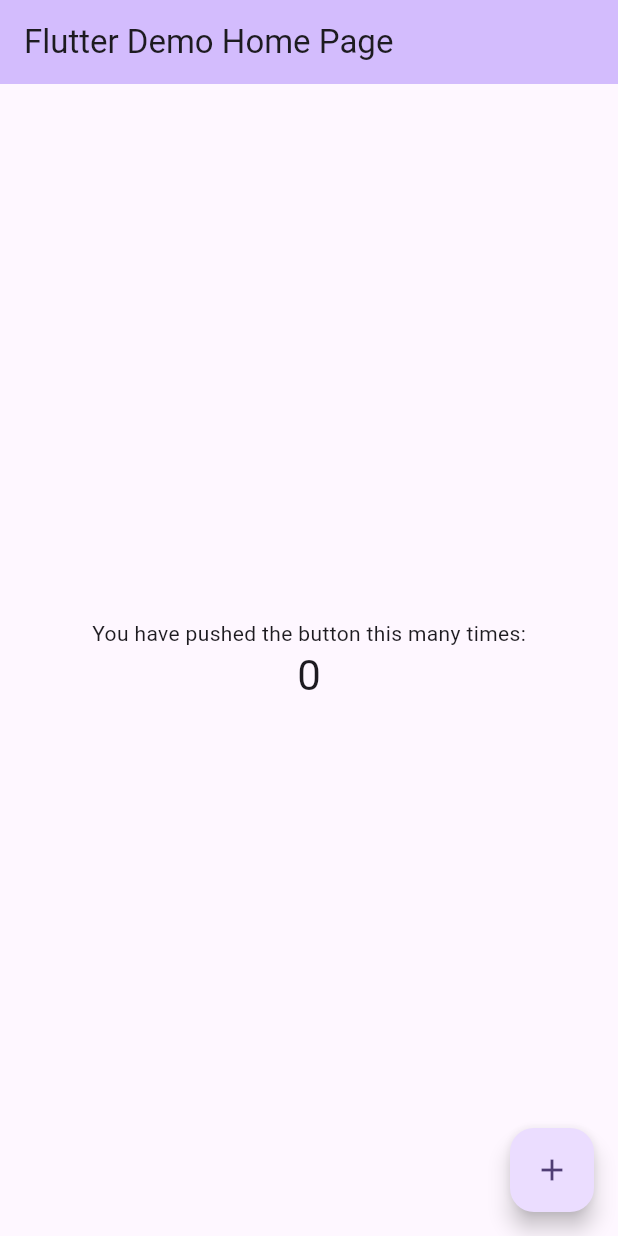
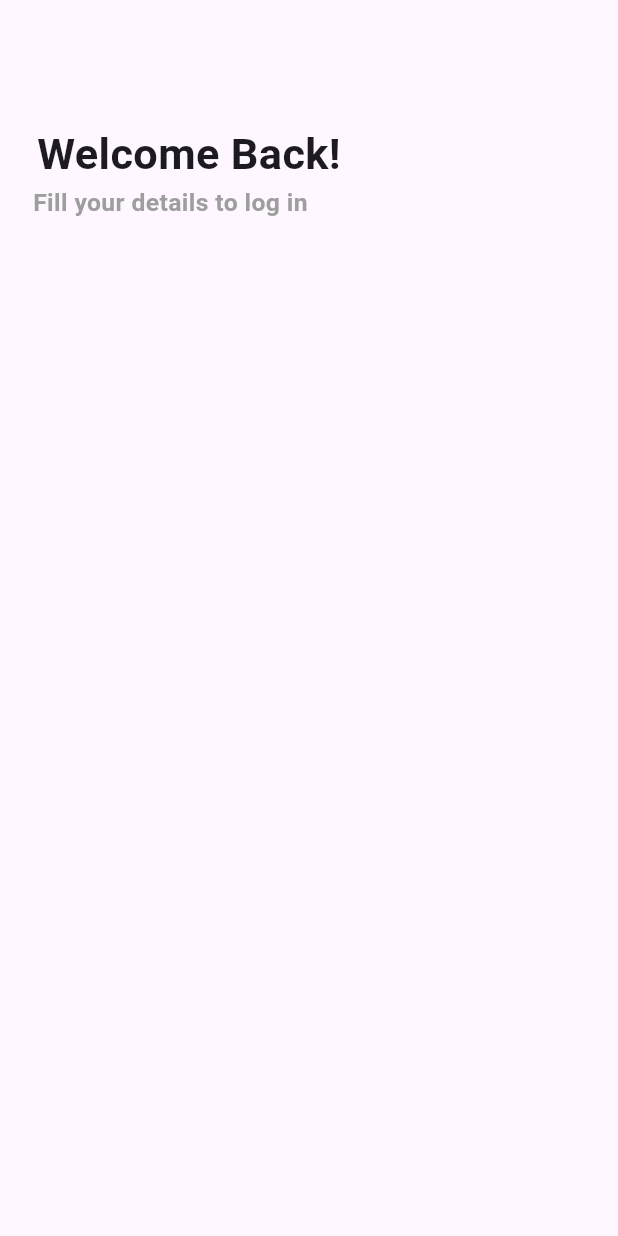
Before and after one commit to CAPJITESH/vega24_DartDash, a Flutter app: the screen it shows after launch, on a phone screen of 412 x 824 dp. Run offline on Flutter 3.47's test engine with Material 3 defaults, Android fonts, the light colour scheme and no system bars; our stand-ins replace firebase_core, firebase_messaging, flutter_local_notifications; accounts and stored records are empty.

Commit message:
Incomplete Login Screen

```diff
--- a/lib/main.dart
+++ b/lib/main.dart
@@ -1,3 +1,4 @@
+import 'package:dartdash/screens/auth/loginscreen.dart';
 import 'package:dartdash/services/notiservices.dart';
 import 'package:firebase_core/firebase_core.dart';
 import 'package:firebase_messaging/firebase_messaging.dart';
@@ -7,9 +8,6 @@
   WidgetsFlutterBinding.ensureInitialized();
   await Firebase.initializeApp();
   await NotiServices.localNotificationInit();
-  FirebaseMessaging.instance.getToken().then((value){
-
-  });
   await FirebaseMessaging.instance.setAutoInitEnabled(true);
   FirebaseMessaging.onMessage.listen((event) {
     NotiServices.showNotification(event);
@@ -24,116 +22,13 @@
   @override
   Widget build(BuildContext context) {
     return MaterialApp(
+      debugShowCheckedModeBanner: false,
       title: 'Flutter Demo',
       theme: ThemeData(
-        // This is the theme of your application.
-        //
-        // TRY THIS: Try running your application with "flutter run". You'll see
-        // the application has a purple toolbar. Then, without quitting the app,
-        // try changing the seedColor in the colorScheme below to Colors.green
-        // and then invoke "hot reload" (save your changes or press the "hot
-        // reload" button in a Flutter-supported IDE, or press "r" if you used
-        // the command line to start the app).
-        //
-        // Notice that the counter didn't reset back to zero; the application
-        // state is not lost during the reload. To reset the state, use hot
-        // restart instead.
-        //
-        // This works for code too, not just values: Most code changes can be
-        // tested with just a hot reload.
         colorScheme: ColorScheme.fromSeed(seedColor: Colors.deepPurple),
         useMaterial3: true,
       ),
-      home: const MyHomePage(title: 'Flutter Demo Home Page'),
+      home: LoginScreen(),
     );
   }
 }
-
-class MyHomePage extends StatefulWidget {
-  const MyHomePage({super.key, required this.title});
-
-  // This widget is the home page of your application. It is stateful, meaning
-  // that it has a State object (defined below) that contains fields that affect
-  // how it looks.
-
-  // This class is the configuration for the state. It holds the values (in this
-  // case the title) provided by the parent (in this case the App widget) and
-  // used by the build method of the State. Fields in a Widget subclass are
-  // always marked "final".
-
-  final String title;
-
-  @override
-  State<MyHomePage> createState() => _MyHomePageState();
-}
-
-class _MyHomePageState extends State<MyHomePage> {
-  int _counter = 0;
-
-  void _incrementCounter() {
-    setState(() {
-      // This call to setState tells the Flutter framework that something has
-      // changed in this State, which causes it to rerun the build method below
-      // so that the display can reflect the updated values. If we changed
-      // _counter without calling setState(), then the build method would not be
-      // called again, and so nothing would appear to happen.
-      _counter++;
-    });
-  }
-
-  @override
-  Widget build(BuildContext context) {
-
-    // This method is rerun every time setState is called, for instance as done
-    // by the _incrementCounter method above.
-    //
-    // The Flutter framework has been optimized to make rerunning build methods
-    // fast, so that you can just rebuild anything that needs updating rather
-    // than having to individually change instances of widgets.
-    return Scaffold(
-      appBar: AppBar(
-        // TRY THIS: Try changing the color here to a specific color (to
-        // Colors.amber, perhaps?) and trigger a hot reload to see the AppBar
-        // change color while the other colors stay the same.
-        backgroundColor: Theme.of(context).colorScheme.inversePrimary,
-        // Here we take the value from the MyHomePage object that was created by
-        // the App.build method, and use it to set our appbar title.
-        title: Text(widget.title),
-      ),
-      body: Center(
-        // Center is a layout widget. It takes a single child and positions it
-        // in the middle of the parent.
-        child: Column(
-          // Column is also a layout widget. It takes a list of children and
-          // arranges them vertically. By default, it sizes itself to fit its
-          // children horizontally, and tries to be as tall as its parent.
-          //
-          // Column has various properties to control how it sizes itself and
-          // how it positions its children. Here we use mainAxisAlignment to
-          // center the children vertically; the main axis here is the vertical
-          // axis because Columns are vertical (the cross axis would be
-          // horizontal).
-          //
-          // TRY THIS: Invoke "debug painting" (choose the "Toggle Debug Paint"
-          // action in the IDE, or press "p" in the console), to see the
-          // wireframe for each widget.
-          mainAxisAlignment: MainAxisAlignment.center,
-          children: <Widget>[
-            const Text(
-              'You have pushed the button this many times:',
-            ),
-            Text(
-              '$_counter',
-              style: Theme.of(context).textTheme.headlineMedium,
-            ),
-          ],
-        ),
-      ),
-      floatingActionButton: FloatingActionButton(
-        onPressed: _incrementCounter,
-        tooltip: 'Increment',
-        child: const Icon(Icons.add),
-      ), // This trailing comma makes auto-formatting nicer for build methods.
-    );
-  }
-}
--- /dev/null
+++ b/lib/screens/auth/loginscreen.dart
@@ -0,0 +1,30 @@
+import 'package:flutter/material.dart';
+
+class LoginScreen extends StatelessWidget
+{
+  @override
+  Widget build(BuildContext context) {
+    Size size = MediaQuery.of(context).size;
+    return Scaffold(
+      body: SingleChildScrollView(
+        child: Column(
+          children: [
+            SizedBox(
+              height: size.height*0.1,
+            ),
+            Padding(
+              padding: EdgeInsets.only(left: size.width*0.06),
+              child: Text("Welcome Back!",style: TextStyle(fontWeight: FontWeight.bold,fontSize: size.width*0.07),),
+            ),
+            Text("Fill your details to log in",style: TextStyle(fontWeight: FontWeight.bold,fontSize: size.width*0.04,color: Colors.grey),),
+            SizedBox(
+              height: size.height*0.1,
+            ),
+
+          ],
+        ),
+      ),
+    );
+  }
+
+}
```
